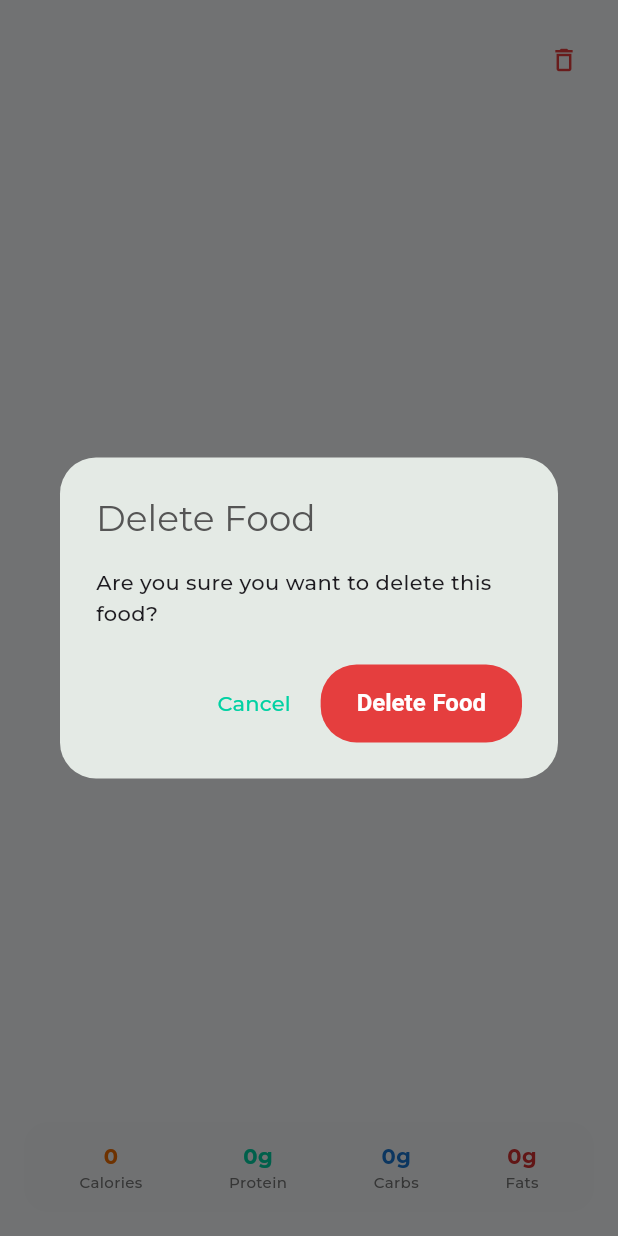
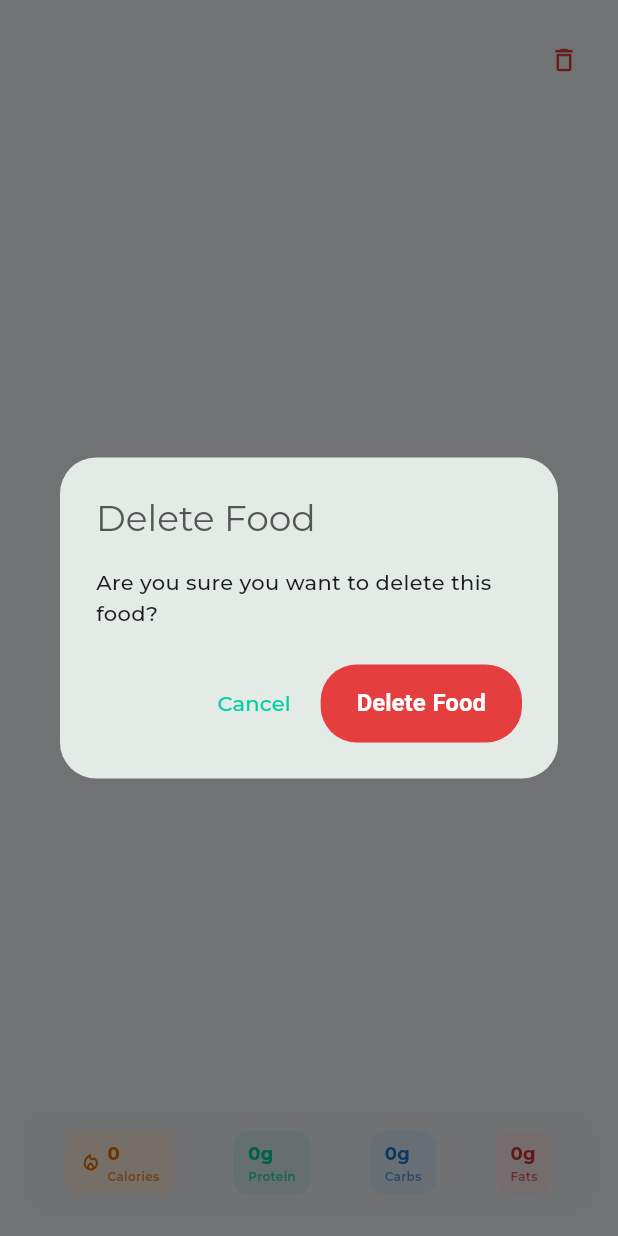
Before and after one commit to juninmd/my-food, a Flutter app: the FoodCatalogCardDetails widget shown alone on an empty page, opened directly with empty values, after a tap on the "delete outline" icon, on a phone screen of 412 x 824 dp. Run offline on Flutter 3.47's test engine with Material 3 defaults, Android fonts, the phone set to English and light mode, and no system bars; our stand-ins replace carousel_slider, google_fonts, image_picker, percent_indicator, shared_preferences; accounts and stored records are empty; network calls fail.

Commit message:
feat(ui): modernize food form inputs and section cards
- Updates `buildTextField` to use improved borders, spacing, and styling to match the WebDiet design language
- Redesigns `FoodFormSection` with elevated titles, soft shadows, and styled container layout
- Fixes macro labels missing in `buildMacroBadge`
- Uses more robust `tester.ensureVisible` for `food_form_page_test.dart` instead of brittle dragging

```diff
--- a/lib/widgets/food_catalog_card_details.dart
+++ b/lib/widgets/food_catalog_card_details.dart
@@ -2,6 +2,7 @@ import 'package:flutter/material.dart';
 import 'package:webdiet/l10n/generated/app_localizations.dart';
 import 'package:webdiet/models/food_item.dart';
 import 'package:webdiet/widgets/food_catalog_delete_dialog.dart';
+import 'package:webdiet/widgets/macro_badge.dart';
 
 class FoodCatalogCardDetails extends StatelessWidget {
   final FoodItem food;
@@ -84,29 +85,34 @@ class FoodCatalogCardDetails extends StatelessWidget {
             child: Row(
               mainAxisAlignment: MainAxisAlignment.spaceAround,
               children: [
-                _buildMacroStat(
+                buildMacroBadge(
                   context,
                   '${food.calories}',
-                  l10n.caloriesTitle,
                   Colors.orange.shade800,
+                  Colors.orange.shade50,
+                  icon: Icons.local_fire_department_outlined,
+                  label: l10n.caloriesTitle,
                 ),
-                _buildMacroStat(
+                buildMacroBadge(
                   context,
                   '${food.protein}g',
-                  l10n.macroProtein,
                   colorScheme.primary,
+                  colorScheme.primary.withValues(alpha: 0.1),
+                  label: l10n.macroProtein,
                 ),
-                _buildMacroStat(
+                buildMacroBadge(
                   context,
                   '${food.carbs}g',
-                  l10n.macroCarbs,
                   Colors.blue.shade700,
+                  Colors.blue.shade50,
+                  label: l10n.macroCarbs,
                 ),
-                _buildMacroStat(
+                buildMacroBadge(
                   context,
                   '${food.fat}g',
-                  l10n.macroFat,
                   Colors.red.shade700,
+                  Colors.red.shade50,
+                  label: l10n.macroFat,
                 ),
               ],
             ),
@@ -115,33 +121,4 @@ class FoodCatalogCardDetails extends StatelessWidget {
       ),
     );
   }
-
-  Widget _buildMacroStat(
-    BuildContext context,
-    String value,
-    String label,
-    Color color,
-  ) {
-    return Column(
-      mainAxisSize: MainAxisSize.min,
-      children: [
-        Text(
-          value,
-          style: TextStyle(
-            fontWeight: FontWeight.bold,
-            color: color,
-            fontSize: 14,
-          ),
-        ),
-        Text(
-          label,
-          style: TextStyle(
-            color: Colors.grey.shade600,
-            fontSize: 10,
-            fontWeight: FontWeight.w500,
-          ),
-        ),
-      ],
-    );
-  }
 }
--- a/lib/widgets/macro_badge.dart
+++ b/lib/widgets/macro_badge.dart
@@ -2,7 +2,7 @@ import 'package:flutter/material.dart';
 
 Widget buildMacroBadge(
     BuildContext context, String text, Color color, Color bgColor,
-    {IconData? icon}) {
+    {IconData? icon, String? label}) {
   return Container(
     padding: const EdgeInsets.symmetric(horizontal: 10, vertical: 6),
     decoration: BoxDecoration(
@@ -16,6 +16,10 @@ Widget buildMacroBadge(
           Icon(icon, size: 14, color: color),
           const SizedBox(width: 4),
         ],
+        Column(
+          mainAxisSize: MainAxisSize.min,
+          crossAxisAlignment: CrossAxisAlignment.start,
+          children: [
             Text(
               text,
               style: TextStyle(
@@ -24,6 +28,17 @@ Widget buildMacroBadge(
                 color: color,
               ),
             ),
+            if (label != null)
+              Text(
+                label,
+                style: TextStyle(
+                  fontSize: 8,
+                  fontWeight: FontWeight.w600,
+                  color: color.withValues(alpha: 0.7),
+                ),
+              ),
+          ],
+        ),
       ],
     ),
   );
```
Also changed, not shown: lib/widgets/food_form_fields.dart (+22 -3 lines), lib/widgets/food_form_section.dart (+17 -9 lines), 1 other file. Lines whose indentation alone changed are shown as unchanged.
